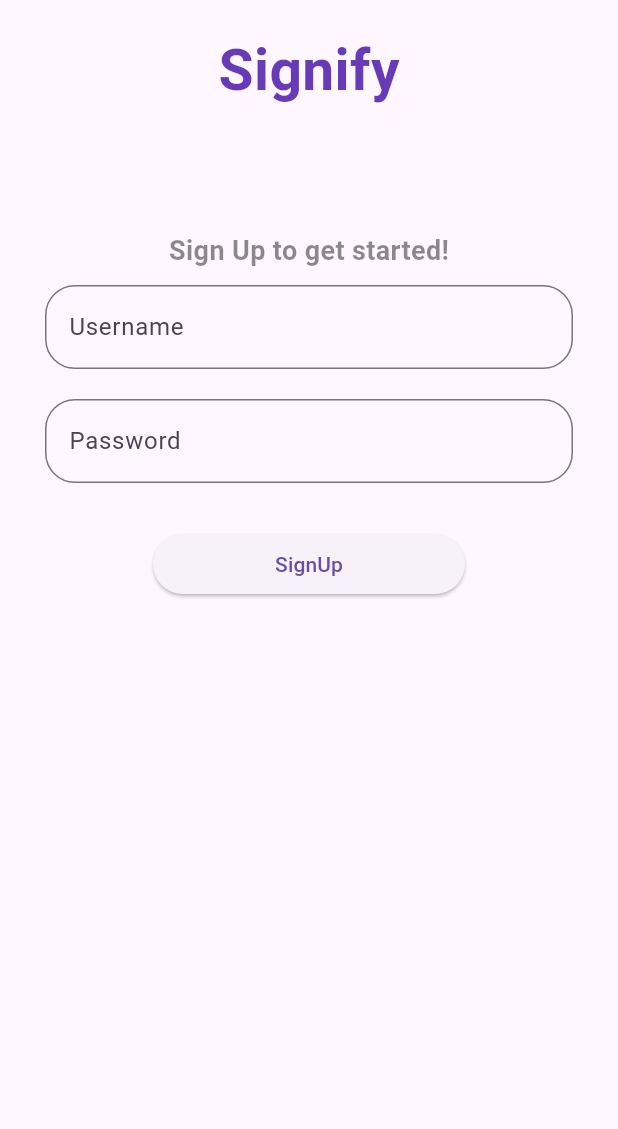
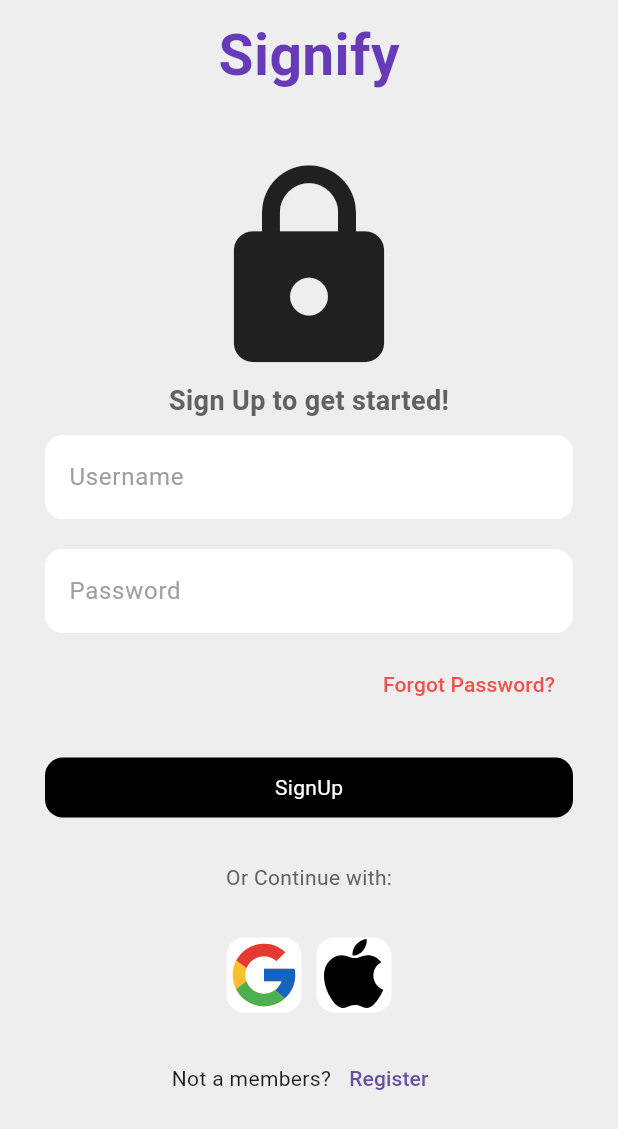
Before and after one commit to Eznira/dummy, a Flutter app: the screen it shows after launch, on a phone screen of 412 x 824 dp. Shown: the top 1129 px of the screen. Run offline on Flutter 3.47's test engine with Material 3 defaults, Android fonts, the phone set to English and light mode, and no system bars; our stand-ins replace flutter_svg.

Commit message:
added  singup screen

```diff
--- a/lib/sign_up_page.dart
+++ b/lib/sign_up_page.dart
@@ -1,4 +1,5 @@
 import 'package:flutter/material.dart';
+import 'package:flutter_svg/svg.dart';
 
 class SignUpPage extends StatefulWidget {
   const SignUpPage({super.key});
@@ -12,39 +13,114 @@ class _SignUpPageState extends State<SignUpPage> {
   Widget build(BuildContext context) {
     return Scaffold(
       body: SafeArea(
-        child: Column(
+        child: Stack(children: [
+          Container(
+            height: double.infinity,
+            width: double.infinity,
+            color: Colors.grey[200],
+          ),
+          Column(
             children: [
-            SizedBox(height: 20,),
-            Text("Signify", style: TextStyle(
+              const SizedBox(
+                height: 10,
+              ),
+              const Text(
+                "Signify",
+                style: TextStyle(
                     fontWeight: FontWeight.bold,
                     fontSize: 38,
                     color: Colors.deepPurple),
               ),
-            SizedBox(height: 80,),
-            Text("Sign Up to get started!", style: TextStyle(
+              const SizedBox(
+                height: 40,
+              ),
+              const Icon(
+                Icons.lock,
+                size: 150,
+              ),
+              Text(
+                "Sign Up to get started!",
+                style: TextStyle(
                     fontWeight: FontWeight.bold,
                     fontSize: 18,
-                color: Colors.black45),
+                    color: Colors.grey[700]),
               ),
-            CustomTextFeild(hintText: "Username",),
-            CustomTextFeild(hintText: "Password", obsureText: true,),
-            SizedBox(height: 20,),
-            SignUpButton(),
+              CustomTextFeild(
+                hintText: "Username",
+              ),
+              CustomTextFeild(
+                hintText: "Password",
+                obsureText: true,
+              ),
+              Padding(
+                padding: EdgeInsets.fromLTRB(0, 0, 30, 0),
+                child: Row(
+                  mainAxisAlignment: MainAxisAlignment.end,
+                  children: [
+                    TextButton(
+                      onPressed: () {},
+                      child: Text(
+                        "Forgot Password?",
+                        style: TextStyle(color: Colors.red[400]),
+                      ),
+                    ),
                   ],
                 ),
+              ),
+              const SizedBox(
+                height: 25,
+              ),
+              const Padding(
+                padding: const EdgeInsets.symmetric(horizontal: 30),
+                child: const SignUpButton(),
+              ),
+              const SizedBox(
+                height: 30,
+              ),
+              Text(
+                "Or Continue with:",
+                style: TextStyle(color: Colors.grey[700]),
+              ),
+              const SizedBox(
+                height: 30,
+              ),
+              Row(
+                mainAxisAlignment: MainAxisAlignment.center,
+                children: [
+                  SquareButton(
+                      onTap: () {}, imagePath: "assets/google_icon.svg"),
+                  const SizedBox(width: 10),
+                  SquareButton(
+                      onTap: () {}, imagePath: "assets/apple_icon.svg"),
+                ],
+              ),
+              const SizedBox(
+                height: 20,
+              ),
+              Row(
+                mainAxisAlignment: MainAxisAlignment.center,
+                children: [
+                  Text("Not a members?"),
+                  TextButton(
+                    onPressed: () {},
+                    child: Text("Register"),
+                  ),
+                ],
+              ),
+            ],
+          ),
+        ]),
       ),
     );
   }
 }
 
 class CustomTextFeild extends StatelessWidget {
-
   CustomTextFeild({
     super.key,
     required this.hintText,
     this.obsureText,
   });
-
 
   final String? hintText;
   final bool? obsureText;
@@ -56,12 +132,23 @@ class CustomTextFeild extends StatelessWidget {
       child: TextField(
         obscureText: obsureText ?? false,
         decoration: InputDecoration(
-          border: OutlineInputBorder(
-            borderRadius: BorderRadius.circular(20),
+          focusedBorder: OutlineInputBorder(
+            borderSide: BorderSide(
+              color: Colors.grey.shade400,
             ),
+            borderRadius: BorderRadius.circular(12),
+          ),
+          enabledBorder: OutlineInputBorder(
+            borderSide: const BorderSide(
+              color: Colors.white,
+            ),
+            borderRadius: BorderRadius.circular(12),
+          ),
+          hintStyle: TextStyle(color: Colors.grey[500]),
+          fillColor: Colors.white,
+          filled: true,
           hintText: hintText,
         ),
-
       ),
     );
   }
@@ -72,14 +159,68 @@ class SignUpButton extends StatelessWidget {
 
   @override
   Widget build(BuildContext context) {
-    return ElevatedButton(
-      onPressed: () {
+    return GestureDetector(
+      onTap: () {
         Navigator.pushNamed(context, "/home");
       },
       child: Container(
-        width: 160,
-        child: Center(child: Text("SignUp")),
+        decoration: BoxDecoration(
+          color: Colors.black,
+          borderRadius: BorderRadius.circular(12),
+        ),
+        height: 40,
+        child: const Center(
+          child: Text(
+            "SignUp",
+            style: TextStyle(color: Colors.white),
+          ),
+        ),
       ),
     );
   }
 }
+
+class SquareButton extends StatefulWidget {
+  SquareButton({
+    super.key,
+    required this.onTap,
+    required this.imagePath,
+  });
+
+  void Function()? onTap;
+  String imagePath;
+
+  @override
+  State<SquareButton> createState() => _SquareButtonState();
+}
+
+class _SquareButtonState extends State<SquareButton> {
+  Color color = Colors.white;
+
+  onHover(bool isHighlighted) {
+    if (isHighlighted) {
+      setState(() {
+        color = Colors.grey[300]!;
+      });
+    } else {
+      setState(() {
+        color = Colors.white;
+      });
+    }
+  }
+
+  @override
+  Widget build(BuildContext context) {
+    return InkWell(
+      onTap: widget.onTap,
+      onHover: onHover,
+      child: Container(
+        height: 50,
+        width: 50,
+        decoration: BoxDecoration(
+            color: color, borderRadius: BorderRadius.circular(12)),
+        child: SvgPicture.asset(widget.imagePath),
+      ),
+    );
+  }
+}
```
Also changed, not shown: pubspec.yaml (+4 -3 lines), assets/apple_icon.svg (added), assets/google_icon.svg (added), pubspec.lock. Lines whose indentation alone changed are shown as unchanged.
